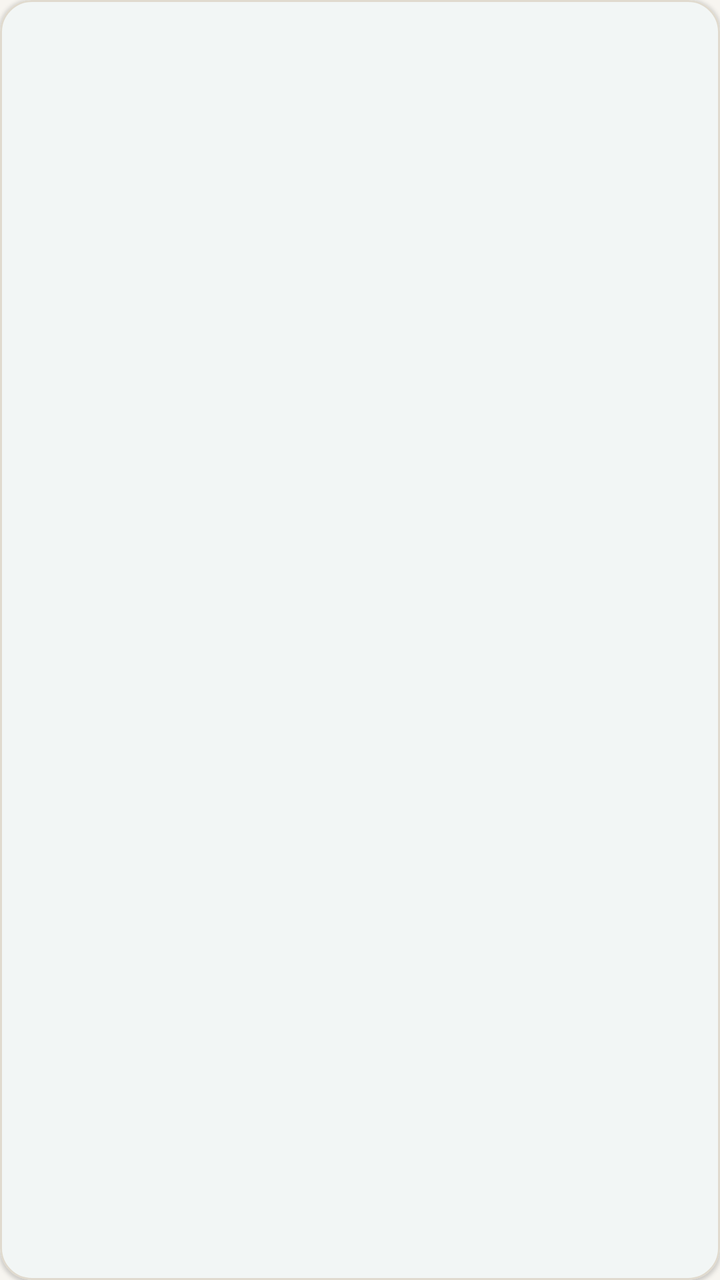
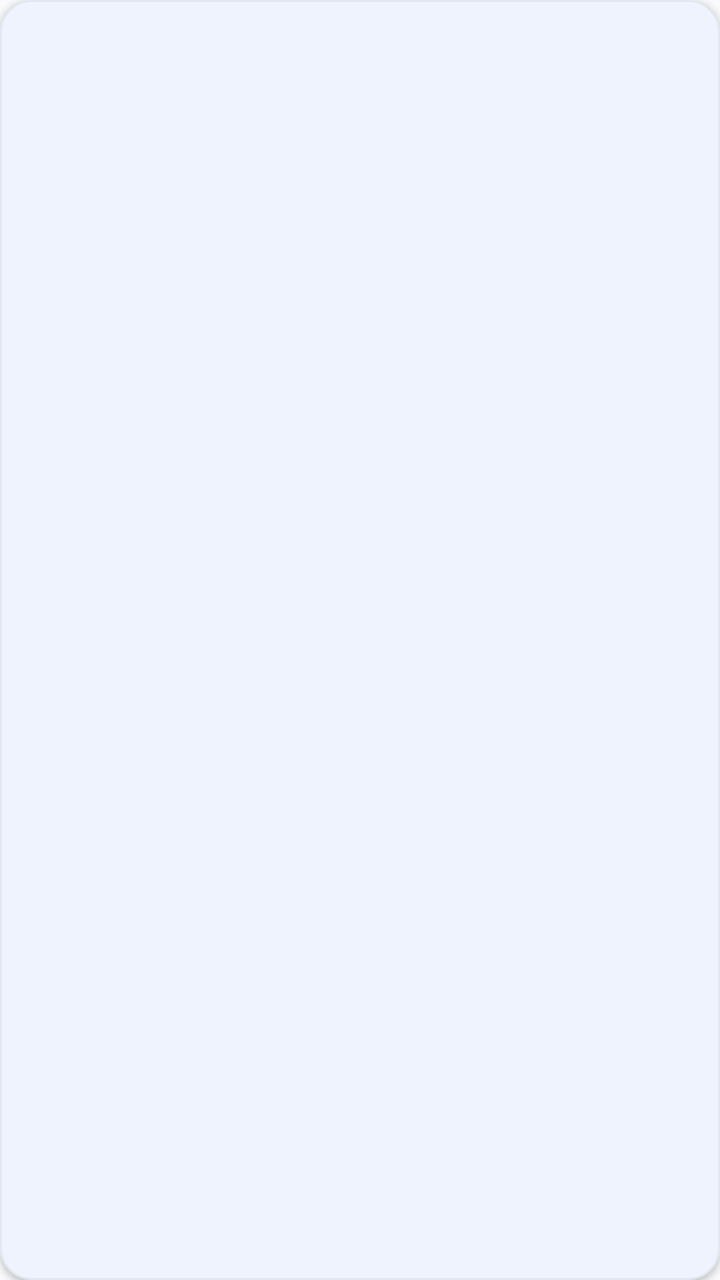

Compare the two renders of this Android layout. The source of the first and the diff that turns it into the second are given below.
<!-- AndroidManifest.xml: application theme Theme.ApartmentCommunity -->
<!-- res/layout/view_info_card.xml -->
<?xml version="1.0" encoding="utf-8"?>
<com.google.android.material.card.MaterialCardView xmlns:android="http://schemas.android.com/apk/res/android"
    xmlns:app="http://schemas.android.com/apk/res-auto"
    android:id="@+id/infoCard"
    android:layout_width="match_parent"
    android:layout_height="wrap_content"
    app:cardBackgroundColor="@color/surface"
    app:cardCornerRadius="@dimen/radius_card"
    app:cardElevation="@dimen/elevation_card"
    app:strokeColor="@color/outline"
    app:strokeWidth="@dimen/stroke_hairline">

    <LinearLayout
        android:layout_width="match_parent"
        android:layout_height="wrap_content"
        android:orientation="vertical"
        android:paddingStart="@dimen/space_md"
        android:paddingTop="@dimen/space_md"
        android:paddingEnd="@dimen/space_md"
        android:paddingBottom="@dimen/space_md">

        <TextView
            android:id="@+id/infoHeading"
            style="@style/TextAppearance.App.Overline"
            android:layout_width="match_parent"
            android:layout_height="wrap_content" />

        <TextView
            android:id="@+id/infoBody"
            style="@style/TextAppearance.App.Body"
            android:layout_width="match_parent"
            android:layout_height="wrap_content"
            android:layout_marginTop="@dimen/space_xs" />
    </LinearLayout>
</com.google.android.material.card.MaterialCardView>
<!-- resources referenced by this layout -->
<resources>
  <color name="outline">#E0DACE</color>
  <color name="surface">#FFFFFF</color>
  <dimen name="elevation_card">1dp</dimen>
  <dimen name="radius_card">16dp</dimen>
  <dimen name="space_md">16dp</dimen>
  <dimen name="space_xs">8dp</dimen>
  <dimen name="stroke_hairline">1dp</dimen>
  <style name="TextAppearance.App.Body" parent="TextAppearance.AppCompat">
          <item name="android:textSize">15sp</item>
          <item name="android:textColor">@color/text_primary</item>
          <item name="android:lineSpacingMultiplier">1.12</item>
      </style>
  <style name="TextAppearance.App.Overline" parent="TextAppearance.AppCompat">
          <item name="android:textSize">11sp</item>
          <item name="android:textStyle">bold</item>
          <item name="android:textColor">@color/primary</item>
          <item name="android:letterSpacing">0.08</item>
          <item name="android:textAllCaps">true</item>
      </style>
  <style name="Theme.ApartmentCommunity" parent="Theme.Material3.Light.NoActionBar">
          <item name="colorPrimary">@color/primary</item>
          <item name="colorOnPrimary">@color/white</item>
          <item name="colorPrimaryContainer">@color/primary_light</item>
          <item name="colorOnPrimaryContainer">@color/primary_dark</item>
          <item name="colorSecondary">@color/secondary</item>
          <item name="colorOnSecondary">@color/text_primary</item>
          <item name="colorSurface">@color/surface</item>
          <item name="colorOnSurface">@color/text_primary</item>
          <item name="colorControlActivated">@color/primary</item>
          <item name="colorControlHighlight">@color/primary_ripple</item>
          <item name="android:fontFamily">sans-serif</item>
          <item name="android:windowLightStatusBar">true</item>
          <item name="android:statusBarColor">@color/background</item>
          <item name="android:navigationBarColor">@color/surface</item>
          <item name="android:windowLightNavigationBar">true</item>
          <item name="android:windowBackground">@color/background</item>
          <item name="android:windowActionModeOverlay">true</item>
      </style>
  <color name="text_primary">#1E2622</color>
  <color name="primary">#0E5C47</color>
  <color name="white">#FFFFFF</color>
  <color name="primary_light">#E3F0EA</color>
  <color name="primary_dark">#0A4535</color>
  <color name="secondary">#C4863A</color>
  <color name="primary_ripple">#220E5C47</color>
  <color name="background">#F7F5F0</color>
</resources>

<!-- the commit's change to res/layout/view_info_card.xml (unified diff, before → after) -->
@@ -14,22 +14,25 @@
         android:layout_width="match_parent"
         android:layout_height="wrap_content"
         android:orientation="vertical"
-        android:paddingStart="@dimen/space_md"
+        android:paddingStart="@dimen/space_lg"
         android:paddingTop="@dimen/space_md"
-        android:paddingEnd="@dimen/space_md"
+        android:paddingEnd="@dimen/space_lg"
         android:paddingBottom="@dimen/space_md">
 
         <TextView
             android:id="@+id/infoHeading"
             style="@style/TextAppearance.App.Overline"
             android:layout_width="match_parent"
-            android:layout_height="wrap_content" />
+            android:layout_height="wrap_content"
+            android:textSize="11sp" />
 
         <TextView
             android:id="@+id/infoBody"
             style="@style/TextAppearance.App.Body"
             android:layout_width="match_parent"
             android:layout_height="wrap_content"
-            android:layout_marginTop="@dimen/space_xs" />
+            android:layout_marginTop="@dimen/space_xs"
+            android:textSize="14sp"
+            android:lineSpacingMultiplier="1.4" />
     </LinearLayout>
 </com.google.android.material.card.MaterialCardView>
<!-- resource entries referenced after the edit -->
@@ -1,18 +1,19 @@
 <!-- resources referenced by this layout -->
 <resources>
-  <color name="outline">#E0DACE</color>
+  <color name="outline">#E2E8F0</color>
   <color name="surface">#FFFFFF</color>
-  <dimen name="elevation_card">1dp</dimen>
+  <dimen name="elevation_card">2dp</dimen>
   <dimen name="radius_card">16dp</dimen>
+  <dimen name="space_lg">20dp</dimen>
   <dimen name="space_md">16dp</dimen>
   <dimen name="space_xs">8dp</dimen>
   <dimen name="stroke_hairline">1dp</dimen>
-  <style name="TextAppearance.App.Body" parent="TextAppearance.AppCompat">
+  <style name="TextAppearance.App.Body" parent="TextAppearance.Material3.BodyLarge">
           <item name="android:textSize">15sp</item>
           <item name="android:textColor">@color/text_primary</item>
-          <item name="android:lineSpacingMultiplier">1.12</item>
+          <item name="android:lineSpacingMultiplier">1.4</item>
       </style>
-  <style name="TextAppearance.App.Overline" parent="TextAppearance.AppCompat">
+  <style name="TextAppearance.App.Overline" parent="TextAppearance.Material3.LabelSmall">
           <item name="android:textSize">11sp</item>
           <item name="android:textStyle">bold</item>
           <item name="android:textColor">@color/primary</item>
@@ -25,26 +26,42 @@
           <item name="colorPrimaryContainer">@color/primary_light</item>
           <item name="colorOnPrimaryContainer">@color/primary_dark</item>
           <item name="colorSecondary">@color/secondary</item>
-          <item name="colorOnSecondary">@color/text_primary</item>
+          <item name="colorOnSecondary">@color/white</item>
+          <item name="colorSecondaryContainer">@color/secondary_light</item>
+          <item name="colorOnSecondaryContainer">@color/secondary_dark</item>
           <item name="colorSurface">@color/surface</item>
           <item name="colorOnSurface">@color/text_primary</item>
+          <item name="colorSurfaceVariant">@color/surface_variant</item>
+          <item name="colorOnSurfaceVariant">@color/text_secondary</item>
+          <item name="colorOutline">@color/outline</item>
+          <item name="colorOutlineVariant">@color/outline_variant</item>
+          <item name="colorError">@color/danger</item>
+          <item name="colorOnError">@color/white</item>
           <item name="colorControlActivated">@color/primary</item>
           <item name="colorControlHighlight">@color/primary_ripple</item>
           <item name="android:fontFamily">sans-serif</item>
+          <item name="fontFamily">sans-serif</item>
           <item name="android:windowLightStatusBar">true</item>
           <item name="android:statusBarColor">@color/background</item>
           <item name="android:navigationBarColor">@color/surface</item>
           <item name="android:windowLightNavigationBar">true</item>
           <item name="android:windowBackground">@color/background</item>
           <item name="android:windowActionModeOverlay">true</item>
+          
       </style>
-  <color name="text_primary">#1E2622</color>
-  <color name="primary">#0E5C47</color>
+  <color name="text_primary">#0F172A</color>
+  <color name="primary">#2563EB</color>
   <color name="white">#FFFFFF</color>
-  <color name="primary_light">#E3F0EA</color>
-  <color name="primary_dark">#0A4535</color>
-  <color name="secondary">#C4863A</color>
-  <color name="primary_ripple">#220E5C47</color>
-  <color name="background">#F7F5F0</color>
+  <color name="primary_light">#DBEAFE</color>
+  <color name="primary_dark">#1E40AF</color>
+  <color name="secondary">#0D9488</color>
+  <color name="secondary_light">#CCFBF1</color>
+  <color name="secondary_dark">#0F766E</color>
+  <color name="surface_variant">#F1F5F9</color>
+  <color name="text_secondary">#475569</color>
+  <color name="outline_variant">#CBD5E1</color>
+  <color name="danger">#DC2626</color>
+  <color name="primary_ripple">#1F2563EB</color>
+  <color name="background">#F8FAFC</color>
 </resources>
 
